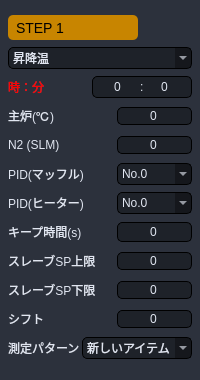
The window that Source code/gui_main/gui/widgets/py_pattern/temp_pattern.ui (coolandy345/MS4371) describes before a commit, drawn with Qt 5.
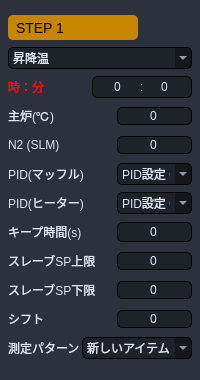
The same window after the commit.

Diff of the .ui file:
```diff
--- a/Source code/gui_main/gui/widgets/py_pattern/temp_pattern.ui
+++ b/Source code/gui_main/gui/widgets/py_pattern/temp_pattern.ui
@@ -883,7 +883,7 @@
                </property>
                <item>
                 <property name="text">
-                 <string>No.0</string>
+                 <string>PID設定 0</string>
                 </property>
                </item>
                <item>
@@ -1008,7 +1008,7 @@
                </property>
                <item>
                 <property name="text">
-                 <string>No.0</string>
+                 <string>PID設定 0</string>
                 </property>
                </item>
                <item>
```
Left out of the diff: 70 changed lines with no effect on the pictures.
